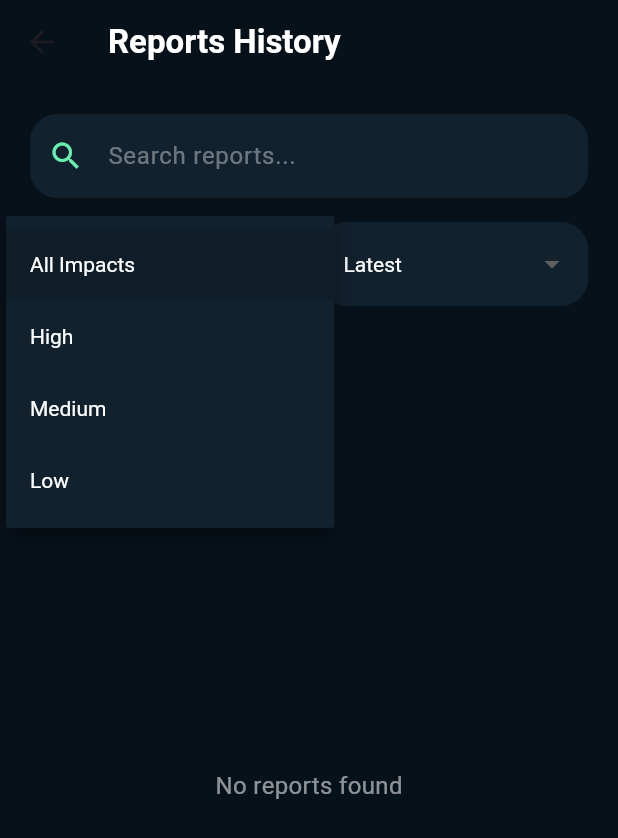
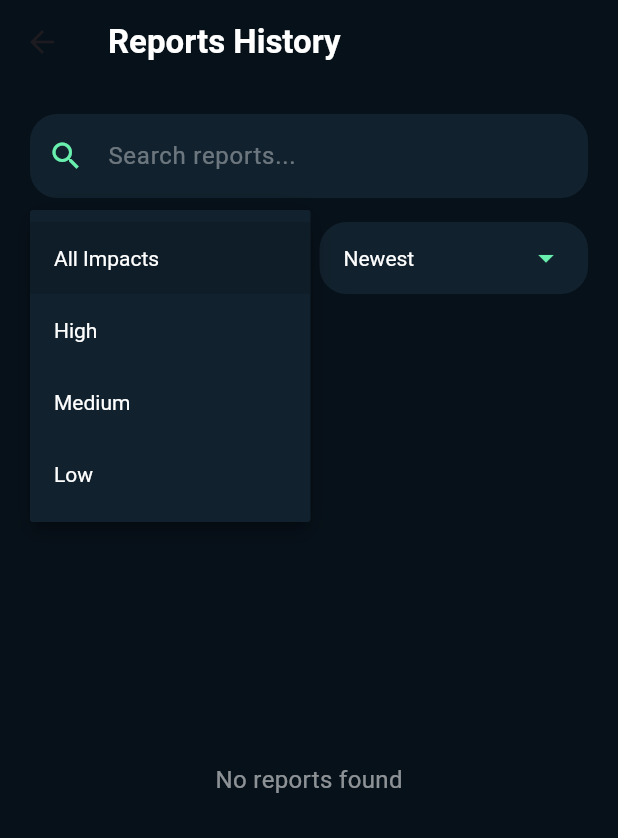
Before and after one commit to Juanp-lucero/ecoscan_IA, a Flutter app: the ReportsHistoryScreen screen opened directly, after a tap on "All Impacts", on a phone screen of 412 x 824 dp. Shown: the top 838 px of the screen. Run offline on Flutter 3.47's test engine with Material 3 defaults, Android fonts, the light colour scheme and no system bars; our stand-ins replace fl_chart, flutter_riverpod, geolocator, google_maps_flutter, image_picker, supabase_flutter; accounts and stored records are empty.

Commit message:
editando filttros

```diff
--- a/lib/screens/reports_history_screen.dart
+++ b/lib/screens/reports_history_screen.dart
@@ -23,13 +23,22 @@ class _ReportsHistoryScreenState
 
   String selectedImpact = 'All';
 
-  String selectedOrder = 'Latest';
+  String selectedOrder = 'Newest';
 
   @override
   void initState() {
     super.initState();
 
     loadReports();
+
+    searchController.addListener(applyFilters);
+  }
+
+  @override
+  void dispose() {
+    searchController.dispose();
+
+    super.dispose();
   }
 
   Future<void> loadReports() async {
@@ -39,11 +48,12 @@ class _ReportsHistoryScreenState
 
       setState(() {
         reports = data;
-
         filteredReports = data;
 
         isLoading = false;
       });
+
+      applyFilters();
     } catch (e) {
       print(e);
 
@@ -53,23 +63,17 @@ class _ReportsHistoryScreenState
     }
   }
 
-  void filterReports() {
+  void applyFilters() {
     List<Map<String, dynamic>> tempReports =
         List.from(reports);
 
-    final query =
+    final search =
         searchController.text.toLowerCase();
 
-    if (query.isNotEmpty) {
+    if (search.isNotEmpty) {
       tempReports = tempReports.where((report) {
-
         final type =
             (report['type'] ?? '')
-                .toString()
-                .toLowerCase();
-
-        final impact =
-            (report['impact'] ?? '')
                 .toString()
                 .toLowerCase();
 
@@ -78,16 +82,13 @@ class _ReportsHistoryScreenState
                 .toString()
                 .toLowerCase();
 
-        return type.contains(query) ||
-            impact.contains(query) ||
-            description.contains(query);
-
+        return type.contains(search) ||
+            description.contains(search);
       }).toList();
     }
 
     if (selectedImpact != 'All') {
       tempReports = tempReports.where((report) {
-
         final impact =
             (report['impact'] ?? '')
                 .toString()
@@ -96,25 +97,19 @@ class _ReportsHistoryScreenState
         return impact.contains(
           selectedImpact.toLowerCase(),
         );
-
       }).toList();
     }
 
     tempReports.sort((a, b) {
-
       final dateA =
-          DateTime.tryParse(
-            a['created_at'] ?? '',
-          ) ??
-          DateTime.now();
+          DateTime.tryParse(a['created_at'] ?? '') ??
+              DateTime.now();
 
       final dateB =
-          DateTime.tryParse(
-            b['created_at'] ?? '',
-          ) ??
-          DateTime.now();
+          DateTime.tryParse(b['created_at'] ?? '') ??
+              DateTime.now();
 
-      if (selectedOrder == 'Latest') {
+      if (selectedOrder == 'Newest') {
         return dateB.compareTo(dateA);
       }
 
@@ -154,6 +149,169 @@ class _ReportsHistoryScreenState
     return Icons.eco_rounded;
   }
 
+  Widget buildSearchAndFilters() {
+    return Column(
+      children: [
+        TextField(
+          controller: searchController,
+
+          style: const TextStyle(
+            color: Colors.white,
+          ),
+
+          decoration: InputDecoration(
+            hintText: 'Search reports...',
+            hintStyle: const TextStyle(
+              color: Colors.white38,
+            ),
+
+            prefixIcon: const Icon(
+              Icons.search,
+              color: Colors.greenAccent,
+            ),
+
+            filled: true,
+
+            fillColor: const Color(0xFF11212D),
+
+            border: OutlineInputBorder(
+              borderRadius:
+                  BorderRadius.circular(18),
+
+              borderSide: BorderSide.none,
+            ),
+          ),
+        ),
+
+        const SizedBox(height: 16),
+
+        Row(
+          children: [
+            Expanded(
+              child: Container(
+                padding:
+                    const EdgeInsets.symmetric(
+                  horizontal: 16,
+                ),
+
+                decoration: BoxDecoration(
+                  color: const Color(0xFF11212D),
+
+                  borderRadius:
+                      BorderRadius.circular(18),
+                ),
+
+                child: DropdownButtonHideUnderline(
+                  child: DropdownButton<String>(
+                    value: selectedImpact,
+
+                    dropdownColor:
+                        const Color(0xFF11212D),
+
+                    style: const TextStyle(
+                      color: Colors.white,
+                    ),
+
+                    iconEnabledColor:
+                        Colors.greenAccent,
+
+                    items: const [
+                      DropdownMenuItem(
+                        value: 'All',
+                        child: Text('All Impacts'),
+                      ),
+
+                      DropdownMenuItem(
+                        value: 'High',
+                        child: Text('High'),
+                      ),
+
+                      DropdownMenuItem(
+                        value: 'Medium',
+                        child: Text('Medium'),
+                      ),
+
+                      DropdownMenuItem(
+                        value: 'Low',
+                        child: Text('Low'),
+                      ),
+                    ],
+
+                    onChanged: (value) {
+                      if (value == null) return;
+
+                      setState(() {
+                        selectedImpact = value;
+                      });
+
+                      applyFilters();
+                    },
+                  ),
+                ),
+              ),
+            ),
+
+            const SizedBox(width: 14),
+
+            Expanded(
+              child: Container(
+                padding:
+                    const EdgeInsets.symmetric(
+                  horizontal: 16,
+                ),
+
+                decoration: BoxDecoration(
+                  color: const Color(0xFF11212D),
+
+                  borderRadius:
+                      BorderRadius.circular(18),
+                ),
+
+                child: DropdownButtonHideUnderline(
+                  child: DropdownButton<String>(
+                    value: selectedOrder,
+
+                    dropdownColor:
+                        const Color(0xFF11212D),
+
+                    style: const TextStyle(
+                      color: Colors.white,
+                    ),
+
+                    iconEnabledColor:
+                        Colors.greenAccent,
+
+                    items: const [
+                      DropdownMenuItem(
+                        value: 'Newest',
+                        child: Text('Newest'),
+                      ),
+
+                      DropdownMenuItem(
+                        value: 'Oldest',
+                        child: Text('Oldest'),
+                      ),
+                    ],
+
+                    onChanged: (value) {
+                      if (value == null) return;
+
+                      setState(() {
+                        selectedOrder = value;
+                      });
+
+                      applyFilters();
+                    },
+                  ),
+                ),
+              ),
+            ),
+          ],
+        ),
+      ],
+    );
+  }
+
   @override
   Widget build(BuildContext context) {
     return Scaffold(
@@ -178,215 +336,12 @@ class _ReportsHistoryScreenState
                 color: Colors.greenAccent,
               ),
             )
-
           : Column(
               children: [
-
                 Padding(
                   padding: const EdgeInsets.all(20),
 
-                  child: Column(
-                    children: [
-
-                      TextField(
-                        controller: searchController,
-
-                        onChanged: (value) {
-                          filterReports();
-                        },
-
-                        style: const TextStyle(
-                          color: Colors.white,
-                        ),
-
-                        decoration: InputDecoration(
-                          hintText:
-                              "Search reports...",
-
-                          hintStyle:
-                              const TextStyle(
-                            color: Colors.white38,
-                          ),
-
-                          prefixIcon: const Icon(
-                            Icons.search,
-                            color:
-                                Colors.greenAccent,
-                          ),
-
-                          filled: true,
-
-                          fillColor:
-                              const Color(0xFF11212D),
-
-                          border:
-                              OutlineInputBorder(
-                            borderRadius:
-                                BorderRadius.circular(
-                              18,
-                            ),
-
-                            borderSide: BorderSide.none,
-                          ),
-                        ),
-                      ),
-
-                      const SizedBox(height: 16),
-
-                      Row(
-                        children: [
-
-                          Expanded(
-                            child:
-                                DropdownButtonFormField<
-                                    String>(
-                              value:
-                                  selectedImpact,
-
-                              dropdownColor:
-                                  const Color(
-                                0xFF11212D,
-                              ),
-
-                              style:
-                                  const TextStyle(
-                                color: Colors.white,
-                              ),
-
-                              decoration:
-                                  InputDecoration(
-                                filled: true,
-
-                                fillColor:
-                                    const Color(
-                                  0xFF11212D,
-                                ),
-
-                                border:
-                                    OutlineInputBorder(
-                                  borderRadius:
-                                      BorderRadius
-                                          .circular(
-                                    18,
-                                  ),
-
-                                  borderSide:
-                                      BorderSide
-                                          .none,
-                                ),
-                              ),
-
-                              items: const [
-
-                                DropdownMenuItem(
-                                  value: 'All',
-                                  child: Text(
-                                    "All Impacts",
-                                  ),
-                                ),
-
-                                DropdownMenuItem(
-                                  value: 'High',
-                                  child: Text(
-                                    "High",
-                                  ),
-                                ),
-
-                                DropdownMenuItem(
-                                  value: 'Medium',
-                                  child: Text(
-                                    "Medium",
-                                  ),
-                                ),
-
-                                DropdownMenuItem(
-                                  value: 'Low',
-                                  child: Text(
-                                    "Low",
-                                  ),
-                                ),
-                              ],
-
-                              onChanged: (value) {
-                                selectedImpact =
-                                    value!;
-
-                                filterReports();
-                              },
-                            ),
-                          ),
-
-                          const SizedBox(width: 14),
-
-                          Expanded(
-                            child:
-                                DropdownButtonFormField<
-                                    String>(
-                              value:
-                                  selectedOrder,
-
-                              dropdownColor:
-                                  const Color(
-                                0xFF11212D,
-                              ),
-
-                              style:
-                                  const TextStyle(
-                                color: Colors.white,
-                              ),
-
-                              decoration:
-                                  InputDecoration(
-                                filled: true,
-
-                                fillColor:
-                                    const Color(
-                                  0xFF11212D,
-                                ),
-
-                                border:
-                                    OutlineInputBorder(
-                                  borderRadius:
-                                      BorderRadius
-                                          .circular(
-                                    18,
-                                  ),
-
-                                  borderSide:
-                                      BorderSide
-                                          .none,
-                                ),
-                              ),
-
-                              items: const [
-
-                                DropdownMenuItem(
-                                  value: 'Latest',
-                                  child: Text(
-                                    "Latest",
-                                  ),
-                                ),
-
-                                DropdownMenuItem(
-                                  value: 'Oldest',
-                                  child: Text(
-                                    "Oldest",
-                                  ),
-                                ),
-                              ],
-
-                              onChanged: (value) {
-                                selectedOrder =
-                                    value!;
-
-                                filterReports();
-                              },
-                            ),
-                          ),
-                        ],
-                      ),
-                    ],
-                  ),
+                  child: buildSearchAndFilters(),
                 ),
 
                 Expanded(
@@ -395,13 +350,11 @@ class _ReportsHistoryScreenState
                           child: Text(
                             "No reports found",
                             style: TextStyle(
-                              color:
-                                  Colors.white54,
+                              color: Colors.white54,
                               fontSize: 16,
                             ),
                           ),
                         )
-
                       : ListView.builder(
                           padding:
                               const EdgeInsets.symmetric(
@@ -413,14 +366,11 @@ class _ReportsHistoryScreenState
 
                           itemBuilder:
                               (context, index) {
-
                             final report =
-                                filteredReports[
-                                    index];
+                                filteredReports[index];
 
                             final impact =
-                                report['impact'] ??
-                                    '';
+                                report['impact'] ?? '';
 
                             return Container(
                               margin:
@@ -433,9 +383,9 @@ class _ReportsHistoryScreenState
                                 18,
                               ),
 
-                              decoration:
-                                  BoxDecoration(
-                                color: const Color(
+                              decoration: BoxDecoration(
+                                color:
+                                    const Color(
                                   0xFF11212D,
                                 ),
 
@@ -446,17 +396,16 @@ class _ReportsHistoryScreenState
                                 ),
 
                                 border: Border.all(
-                                  color:
-                                      Colors.greenAccent
-                                          .withOpacity(
+                                  color: Colors
+                                      .greenAccent
+                                      .withOpacity(
                                     0.15,
                                   ),
                                 ),
 
                                 boxShadow: [
                                   BoxShadow(
-                                    color: Colors
-                                        .black
+                                    color: Colors.black
                                         .withOpacity(
                                       0.2,
                                     ),
@@ -472,10 +421,8 @@ class _ReportsHistoryScreenState
                                         .start,
 
                                 children: [
-
                                   Row(
                                     children: [
-
                                       Container(
                                         padding:
                                             const EdgeInsets
@@ -522,7 +469,6 @@ class _ReportsHistoryScreenState
                                                   .start,
 
                                           children: [
-
                                             Text(
                                               report['type'] ??
                                                   'Unknown',
@@ -530,13 +476,15 @@ class _ReportsHistoryScreenState
                                               style:
                                                   const TextStyle(
                                                 color:
-                                                    Colors.white,
+                                                    Colors
+                                                        .white,
 
                                                 fontSize:
                                                     18,
 
                                                 fontWeight:
-                                                    FontWeight.bold,
+                                                    FontWeight
+                                                        .bold,
                                               ),
                                             ),
 
@@ -555,7 +503,8 @@ class _ReportsHistoryScreenState
                                                 ),
 
                                                 fontWeight:
-                                                    FontWeight.w600,
+                                                    FontWeight
+                                                        .w600,
                                               ),
                                             ),
                                           ],
@@ -580,7 +529,8 @@ class _ReportsHistoryScreenState
 
                                     decoration:
                                         BoxDecoration(
-                                      color: Colors.white
+                                      color: Colors
+                                          .white
                                           .withOpacity(
                                         0.03,
                                       ),
@@ -593,14 +543,14 @@ class _ReportsHistoryScreenState
                                     ),
 
                                     child: Text(
-                                      report[
-                                              'description'] ??
+                                      report['description'] ??
                                           '',
 
                                       style:
                                           const TextStyle(
                                         color:
-                                            Colors.white70,
+                                            Colors
+                                                .white70,
 
                                         height: 1.5,
                                       ),
@@ -617,13 +567,13 @@ class _ReportsHistoryScreenState
                                             .end,
 
                                     children: [
-
                                       const Icon(
                                         Icons
                                             .calendar_month,
 
                                         color:
-                                            Colors.white38,
+                                            Colors
+                                                .white38,
 
                                         size: 16,
                                       ),
@@ -643,8 +593,8 @@ class _ReportsHistoryScreenState
 
                                         style:
                                             const TextStyle(
-                                          color:
-                                              Colors.white38,
+                                          color: Colors
+                                              .white38,
                                         ),
                                       ),
                                     ],
```
